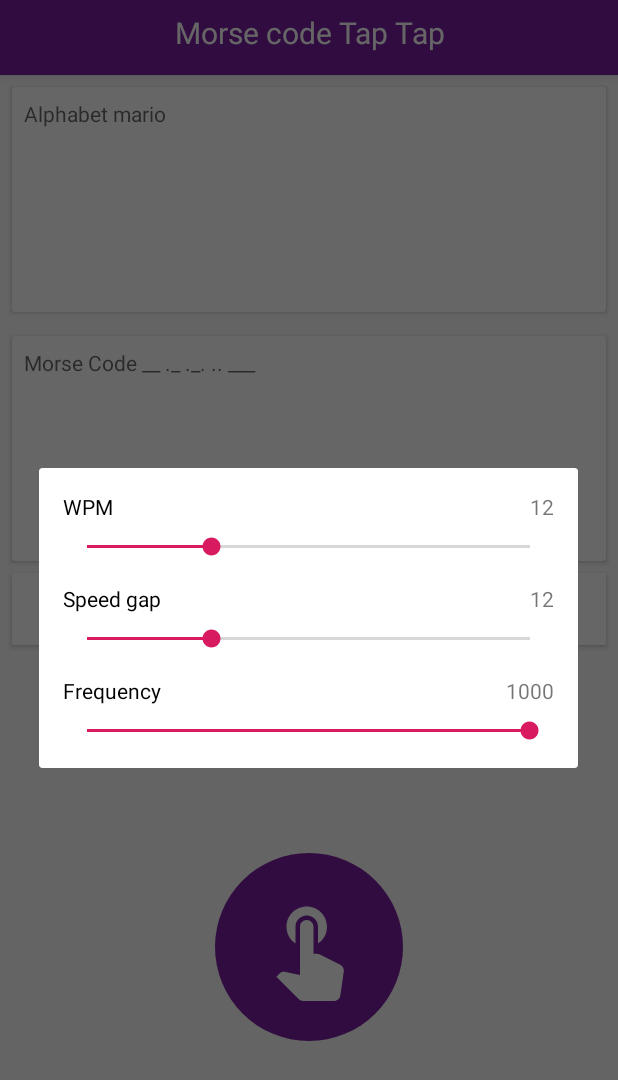
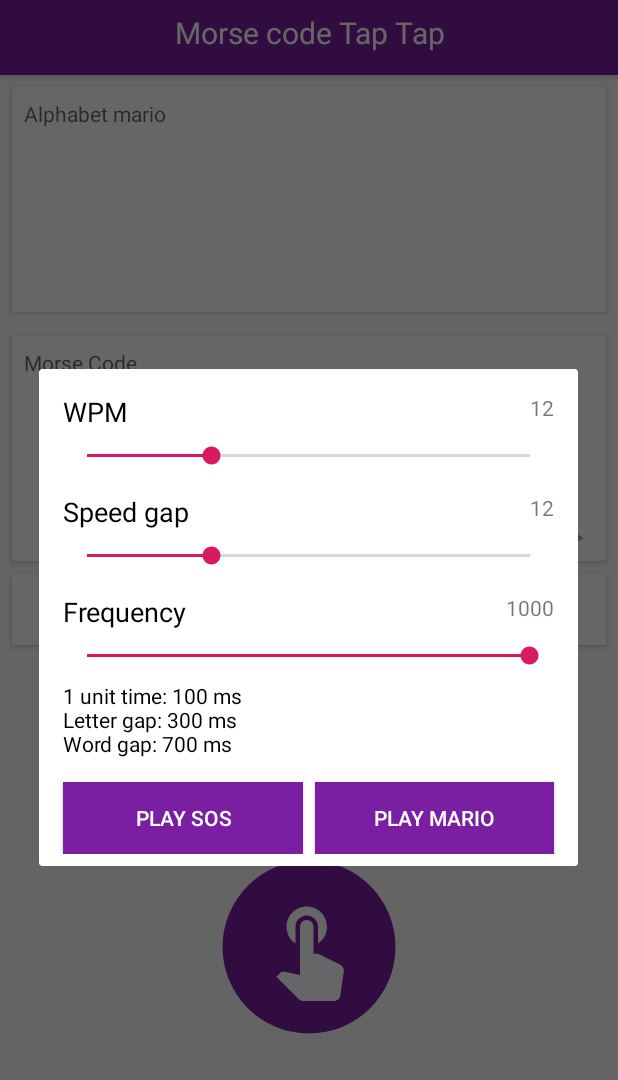
Before and after one commit to mjosephan2/TapMorseCode, an Android app: the screen it shows after launch (MainActivity), after a tap on "SETTING", on a phone screen of 412 x 824 dp. Shown: the top 1080 px of the screen. Run offline under Robolectric (Android 15) with nearby library versions, the phone set to English and light mode, and no system bars.

Commit message:
Add audio

```diff
--- /dev/null
+++ b/app/src/main/java/fun/project/morsecode/Data/Constant.java
@@ -0,0 +1,5 @@
+package fun.project.morsecode.Data;
+
+public class Constant {
+    public static int SAMPLERATE = 44100;
+}
--- /dev/null
+++ b/app/src/main/java/fun/project/morsecode/Data/MorseTiming.java
@@ -0,0 +1,19 @@
+package fun.project.morsecode.Data;
+
+public class MorseTiming {
+    // all timing is in ms
+    public static int dotGap;
+    public static int letterGap;
+    public static int wordGap;
+    public static int done_gap;
+    public static int longClickDuration;
+    MorseTiming (){}
+
+    public static void setDotDuration(int dotDuration){
+        dotGap = dotDuration;
+        longClickDuration = 3 * dotDuration;
+        letterGap = 3 * dotGap;
+        wordGap = 7 * dotGap;
+        done_gap = 14 * dotGap;
+    }
+}
--- /dev/null
+++ b/app/src/main/res/drawable/ic_play_arrow_grey_24dp.xml
@@ -0,0 +1,5 @@
+<vector android:height="24dp" android:tint="#A6A2A3"
+    android:viewportHeight="24.0" android:viewportWidth="24.0"
+    android:width="24dp" xmlns:android="http://schemas.android.com/apk/res/android">
+    <path android:fillColor="#FF000000" android:pathData="M8,5v14l11,-7z"/>
+</vector>
--- /dev/null
+++ b/app/src/main/res/drawable/purple_button.xml
@@ -0,0 +1,9 @@
+<?xml version="1.0" encoding="utf-8"?>
+<selector xmlns:android="http://schemas.android.com/apk/res/android">
+    <item android:state_pressed="true">
+        <shape android:shape="rectangle">
+            <solid android:color="@color/colorPrimaryDark"/>
+        </shape>
+    </item>
+    <item android:drawable="@color/colorPrimary"/>
+</selector>
--- a/app/src/main/res/drawable/selector_button_circle.xml
+++ b/app/src/main/res/drawable/selector_button_circle.xml
@@ -10,6 +10,8 @@
     <item>
         <shape android:shape="oval">
             <solid android:color="@color/colorPrimary"/>
+            <stroke android:color="@android:color/transparent"
+                android:width="10dp"/>
         </shape>
     </item>
 </selector>
--- a/app/src/main/res/layout/main_activity.xml
+++ b/app/src/main/res/layout/main_activity.xml
@@ -9,6 +9,18 @@
     <android.support.constraint.ConstraintLayout
         android:layout_width="match_parent"
         android:layout_height="match_parent">
+
+        <ImageView
+            android:id="@+id/audio"
+            android:layout_width="wrap_content"
+            android:layout_height="17dp"
+            android:layout_marginEnd="8dp"
+            android:elevation="3dp"
+            android:src="@drawable/ic_play_arrow_grey_24dp"
+            app:layout_constraintBottom_toBottomOf="@+id/card_morse"
+            app:layout_constraintEnd_toEndOf="@+id/card_morse"
+            app:layout_constraintTop_toTopOf="@+id/card_morse"
+            app:layout_constraintVertical_bias="0.95" />
 
         <android.support.design.widget.AppBarLayout
             android:id="@+id/appBarLayout"
@@ -73,6 +85,7 @@
             android:layout_marginStart="8dp"
             android:layout_marginTop="16dp"
             android:layout_marginEnd="8dp"
+            app:cardElevation="2dp"
             app:layout_constraintEnd_toEndOf="parent"
             app:layout_constraintStart_toStartOf="parent"
             app:layout_constraintTop_toBottomOf="@id/card_alp">
@@ -86,6 +99,7 @@
                 android:layout_marginEnd="8dp"
                 android:layout_marginBottom="8dp"
                 android:hint="Morse Code __ ._ ._. .. ___" />
+
         </android.support.v7.widget.CardView>
 
         <Button
--- a/app/src/main/res/layout/wpm_dialog.xml
+++ b/app/src/main/res/layout/wpm_dialog.xml
@@ -1,12 +1,10 @@
 <?xml version="1.0" encoding="utf-8"?>
-<android.support.constraint.ConstraintLayout
-    xmlns:android="http://schemas.android.com/apk/res/android"
+<android.support.constraint.ConstraintLayout xmlns:android="http://schemas.android.com/apk/res/android"
     xmlns:app="http://schemas.android.com/apk/res-auto"
     xmlns:tools="http://schemas.android.com/tools"
-    android:padding="8dp"
     android:layout_width="match_parent"
-    android:layout_height="wrap_content">
-
+    android:layout_height="wrap_content"
+    android:padding="8dp">
 
 
     <SeekBar
@@ -20,6 +18,7 @@
         app:layout_constraintHorizontal_bias="1.0"
         app:layout_constraintStart_toStartOf="parent"
         app:layout_constraintTop_toBottomOf="@+id/wpm_textView" />
+
     <SeekBar
         android:id="@+id/speed_gap_seekBar"
         android:layout_width="0dp"
@@ -39,8 +38,6 @@
         android:layout_marginStart="8dp"
         android:layout_marginTop="8dp"
         android:layout_marginEnd="8dp"
-        android:layout_marginBottom="8dp"
-        app:layout_constraintBottom_toBottomOf="parent"
         app:layout_constraintEnd_toEndOf="parent"
         app:layout_constraintHorizontal_bias="1.0"
         app:layout_constraintStart_toStartOf="parent"
@@ -54,6 +51,7 @@
         android:layout_marginTop="8dp"
         android:text="WPM"
         android:textColor="@android:color/black"
+        android:textSize="18sp"
         app:layout_constraintStart_toStartOf="parent"
         app:layout_constraintTop_toTopOf="parent" />
 
@@ -65,6 +63,7 @@
         android:layout_marginTop="16dp"
         android:text="Frequency"
         android:textColor="@android:color/black"
+        android:textSize="18sp"
         app:layout_constraintStart_toStartOf="parent"
         app:layout_constraintTop_toBottomOf="@+id/speed_gap_seekBar" />
 
@@ -76,6 +75,7 @@
         android:layout_marginTop="16dp"
         android:text="Speed gap"
         android:textColor="@android:color/black"
+        android:textSize="18sp"
         app:layout_constraintStart_toStartOf="parent"
         app:layout_constraintTop_toBottomOf="@+id/wpm_seekBar" />
 
@@ -106,4 +106,47 @@
         app:layout_constraintEnd_toEndOf="parent"
         app:layout_constraintTop_toTopOf="parent" />
 
+    <TextView
+        android:id="@+id/status"
+        android:layout_width="match_parent"
+        android:layout_height="wrap_content"
+        android:layout_marginStart="8dp"
+        android:layout_marginTop="8dp"
+        android:layout_marginEnd="8dp"
+        android:text="@string/status"
+        android:textColor="@android:color/black"
+        app:layout_constraintEnd_toEndOf="parent"
+        app:layout_constraintStart_toStartOf="parent"
+        app:layout_constraintTop_toBottomOf="@+id/freq_seekBar" />
+
+    <Button
+        android:id="@+id/audio_button"
+        android:layout_width="0dp"
+        android:layout_height="wrap_content"
+        android:layout_marginStart="8dp"
+        android:text="Play SOS"
+        android:background="@drawable/purple_button"
+        android:textColor="@color/white"
+        app:layout_constraintBottom_toBottomOf="parent"
+        app:layout_constraintEnd_toStartOf="@+id/audio_button2"
+        app:layout_constraintHorizontal_bias="0.5"
+        app:layout_constraintHorizontal_chainStyle="packed"
+        app:layout_constraintStart_toStartOf="parent"
+        app:layout_constraintTop_toBottomOf="@+id/status" />
+
+    <Button
+        android:id="@+id/audio_button2"
+        android:layout_width="0dp"
+        android:layout_height="wrap_content"
+        android:layout_marginStart="8dp"
+        android:layout_marginEnd="8dp"
+        android:text="play mario"
+        android:background="@drawable/purple_button"
+        android:textColor="@color/white"
+        app:layout_constraintBottom_toBottomOf="parent"
+        app:layout_constraintEnd_toEndOf="parent"
+        app:layout_constraintHorizontal_bias="0.5"
+        app:layout_constraintStart_toEndOf="@+id/audio_button"
+        app:layout_constraintTop_toBottomOf="@+id/status" />
+
 </android.support.constraint.ConstraintLayout>
--- a/app/src/main/res/values/strings.xml
+++ b/app/src/main/res/values/strings.xml
@@ -1,3 +1,4 @@
 <resources>
     <string name="app_name">Morse code</string>
+    <string name="status">1 unit time: %d ms\nLetter gap: %d ms\nWord gap: %d ms\n</string>
 </resources>
```
Also changed, not shown: app/src/main/java/fun/project/morsecode/Audio/GenerateSound.java (added, +136 -0 lines), app/src/main/java/fun/project/morsecode/Data/MorseCode.java (+13 -0 lines), app/src/main/java/fun/project/morsecode/MainActivity.java (+88 -10 lines).
